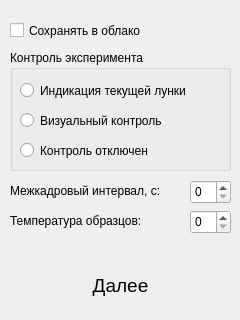
Before: the Qt Designer form methodsetup.ui in HandBreak/biol, drawn with Qt 5.
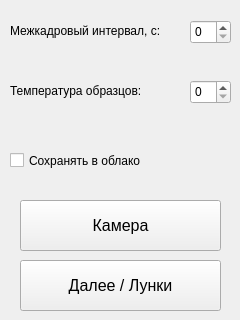
After: the same form once the commit is applied. The open tabs and pages were chosen to show the change.

```diff
--- a/methodsetup.ui
+++ b/methodsetup.ui
@@ -75,7 +75,7 @@
     <property name="geometry">
      <rect>
       <x>10</x>
-      <y>20</y>
+      <y>150</y>
       <width>221</width>
       <height>21</height>
      </rect>
@@ -84,84 +84,11 @@
      <string>Сохранять в облако</string>
     </property>
    </widget>
-   <widget class="QGroupBox" name="gbCtrlMode">
-    <property name="geometry">
-     <rect>
-      <x>10</x>
-      <y>50</y>
-      <width>221</width>
-      <height>121</height>
-     </rect>
-    </property>
-    <property name="cursor">
-     <cursorShape>BlankCursor</cursorShape>
-    </property>
-    <property name="title">
-     <string>Контроль эксперимента</string>
-    </property>
-    <widget class="QRadioButton" name="rbVisualCtrl">
-     <property name="geometry">
-      <rect>
-       <x>10</x>
-       <y>60</y>
-       <width>211</width>
-       <height>21</height>
-      </rect>
-     </property>
-     <property name="cursor">
-      <cursorShape>BlankCursor</cursorShape>
-     </property>
-     <property name="focusPolicy">
-      <enum>Qt::NoFocus</enum>
-     </property>
-     <property name="text">
-      <string>Визуальный контроль</string>
-     </property>
-    </widget>
-    <widget class="QRadioButton" name="rbHoleBacklight">
-     <property name="geometry">
-      <rect>
-       <x>10</x>
-       <y>30</y>
-       <width>211</width>
-       <height>21</height>
-      </rect>
-     </property>
-     <property name="cursor">
-      <cursorShape>BlankCursor</cursorShape>
-     </property>
-     <property name="focusPolicy">
-      <enum>Qt::NoFocus</enum>
-     </property>
-     <property name="text">
-      <string>Индикация текущей лунки</string>
-     </property>
-    </widget>
-    <widget class="QRadioButton" name="rbDisableCtrl">
-     <property name="geometry">
-      <rect>
-       <x>10</x>
-       <y>90</y>
-       <width>211</width>
-       <height>21</height>
-      </rect>
-     </property>
-     <property name="cursor">
-      <cursorShape>BlankCursor</cursorShape>
-     </property>
-     <property name="focusPolicy">
-      <enum>Qt::NoFocus</enum>
-     </property>
-     <property name="text">
-      <string>Контроль отключен</string>
-     </property>
-    </widget>
-   </widget>
    <widget class="QSpinBox" name="sbInterval">
     <property name="geometry">
      <rect>
       <x>190</x>
-      <y>180</y>
+      <y>20</y>
       <width>41</width>
       <height>24</height>
      </rect>
@@ -171,7 +98,7 @@
     <property name="geometry">
      <rect>
       <x>10</x>
-      <y>180</y>
+      <y>20</y>
       <width>181</width>
       <height>21</height>
      </rect>
@@ -184,7 +111,7 @@
     <property name="geometry">
      <rect>
       <x>10</x>
-      <y>210</y>
+      <y>80</y>
       <width>181</width>
       <height>21</height>
      </rect>
@@ -197,7 +124,7 @@
     <property name="geometry">
      <rect>
       <x>190</x>
-      <y>210</y>
+      <y>80</y>
       <width>41</width>
       <height>24</height>
      </rect>
@@ -206,15 +133,15 @@
    <widget class="QPushButton" name="pbNext">
     <property name="geometry">
      <rect>
-      <x>10</x>
+      <x>20</x>
       <y>260</y>
-      <width>221</width>
+      <width>201</width>
       <height>51</height>
      </rect>
     </property>
     <property name="font">
      <font>
-      <pointsize>14</pointsize>
+      <pointsize>12</pointsize>
      </font>
     </property>
     <property name="cursor">
@@ -224,13 +151,31 @@
      <enum>Qt::NoFocus</enum>
     </property>
     <property name="text">
-     <string>Далее</string>
+     <string>Далее / Лунки</string>
     </property>
-    <property name="default">
-     <bool>true</bool>
+   </widget>
+   <widget class="QPushButton" name="pbCam">
+    <property name="geometry">
+     <rect>
+      <x>20</x>
+      <y>200</y>
+      <width>201</width>
+      <height>51</height>
+     </rect>
     </property>
-    <property name="flat">
-     <bool>true</bool>
+    <property name="font">
+     <font>
+      <pointsize>12</pointsize>
+     </font>
+    </property>
+    <property name="cursor">
+     <cursorShape>BlankCursor</cursorShape>
+    </property>
+    <property name="focusPolicy">
+     <enum>Qt::NoFocus</enum>
+    </property>
+    <property name="text">
+     <string>Камера</string>
     </property>
    </widget>
   </widget>
```
Left out of the diff: 134 changed lines with no effect on the pictures.
